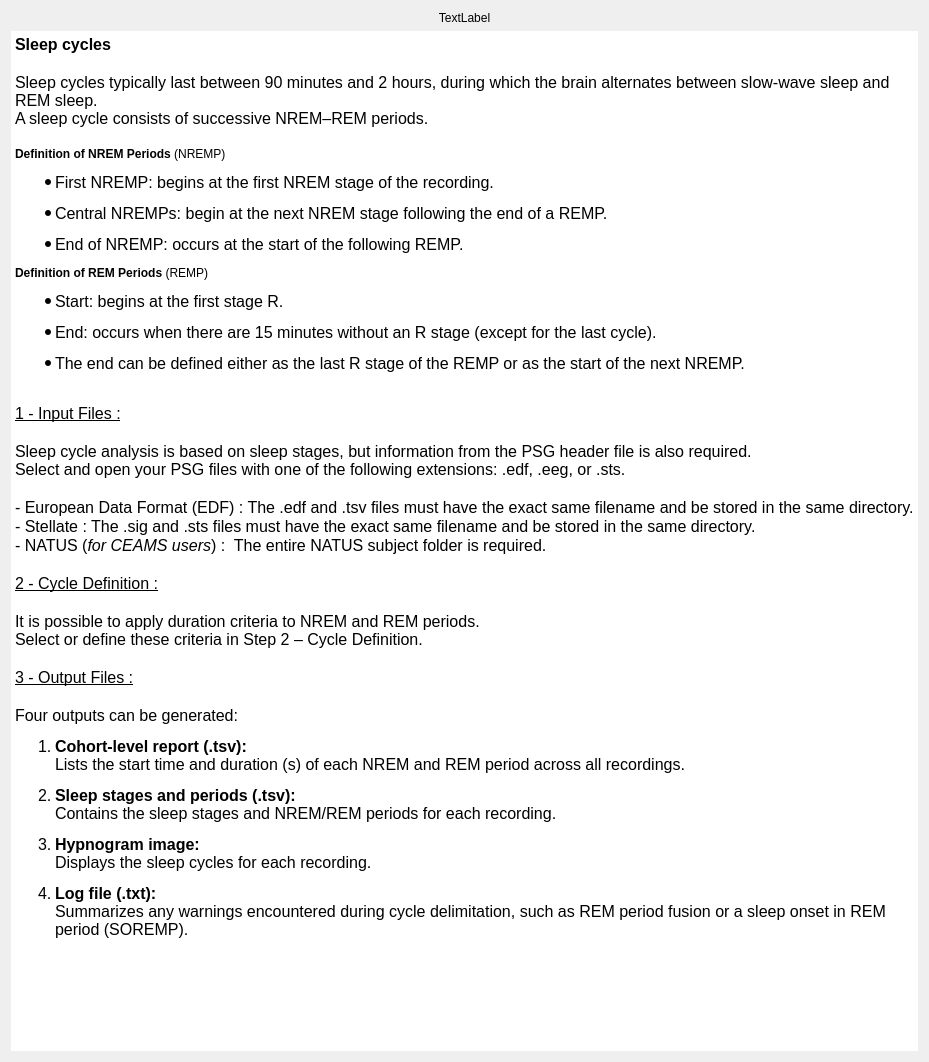
This is tools/CEAMSTools/SleepCycleExport/SleepCycleDoc/Ui_SleepCycleDoc.ui in SnoozToolbox/snooz-package-ceams as Qt 5 draws it before an edit. The edited form follows.
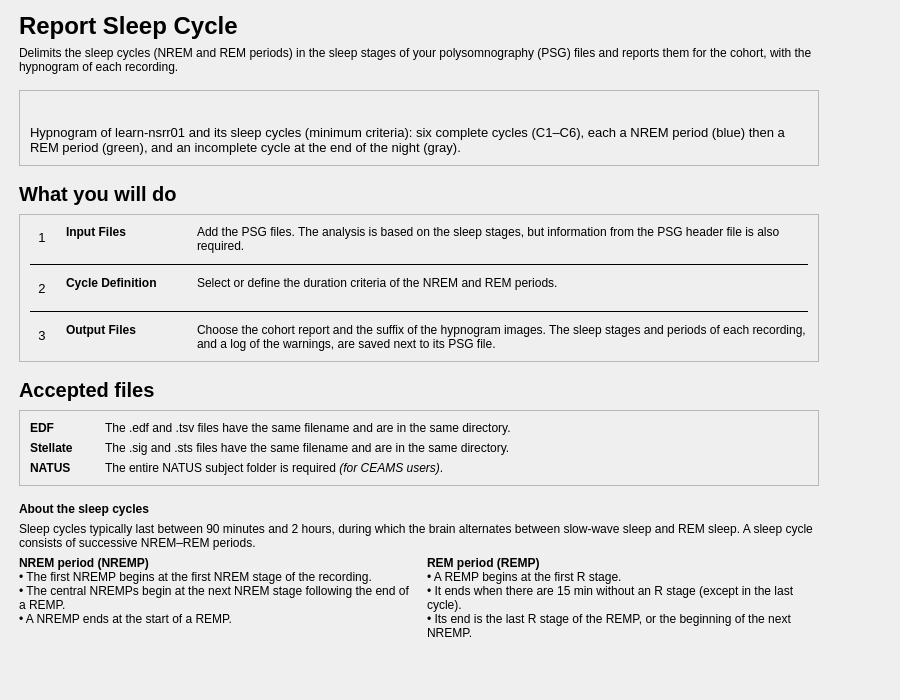
This is the edited form.

Commit message: Report Sleep Cycle: redesigned pages (tool 2.7.2)

```diff
--- a/tools/CEAMSTools/SleepCycleExport/SleepCycleDoc/Ui_SleepCycleDoc.ui
+++ b/tools/CEAMSTools/SleepCycleExport/SleepCycleDoc/Ui_SleepCycleDoc.ui
@@ -6,123 +6,662 @@
    <rect>
     <x>0</x>
     <y>0</y>
-    <width>929</width>
-    <height>1062</height>
+    <width>900</width>
+    <height>700</height>
    </rect>
   </property>
-  <property name="maximumSize">
-   <size>
-    <width>16777215</width>
-    <height>16777215</height>
-   </size>
-  </property>
   <property name="windowTitle">
    <string/>
   </property>
-  <layout class="QVBoxLayout" name="verticalLayout_3">
+  <layout class="QVBoxLayout" name="verticalLayout">
+   <property name="leftMargin">
+    <number>19</number>
+   </property>
+   <property name="topMargin">
+    <number>12</number>
+   </property>
+   <property name="rightMargin">
+    <number>19</number>
+   </property>
+   <property name="bottomMargin">
+    <number>12</number>
+   </property>
    <item>
-    <layout class="QVBoxLayout" name="verticalLayout_2">
+    <layout class="QHBoxLayout" name="content_row" stretch="1,0">
+     <property name="leftMargin">
+      <number>0</number>
+     </property>
+     <property name="topMargin">
+      <number>0</number>
+     </property>
+     <property name="rightMargin">
+      <number>0</number>
+     </property>
+     <property name="bottomMargin">
+      <number>0</number>
+     </property>
      <item>
-      <layout class="QVBoxLayout" name="verticalLayout">
-       <item>
-        <widget class="QLabel" name="hypnogram_pic">
-         <property name="sizePolicy">
-          <sizepolicy hsizetype="Preferred" vsizetype="Fixed">
-           <horstretch>0</horstretch>
-           <verstretch>0</verstretch>
-          </sizepolicy>
-         </property>
-         <property name="text">
-          <string>TextLabel</string>
-         </property>
-         <property name="scaledContents">
-          <bool>false</bool>
-         </property>
-         <property name="alignment">
-          <set>Qt::AlignmentFlag::AlignCenter</set>
-         </property>
-        </widget>
-       </item>
-       <item>
-        <widget class="QTextEdit" name="textLabel">
-         <property name="sizePolicy">
-          <sizepolicy hsizetype="Preferred" vsizetype="Preferred">
-           <horstretch>0</horstretch>
-           <verstretch>0</verstretch>
-          </sizepolicy>
-         </property>
-         <property name="frameShape">
-          <enum>QFrame::Shape::NoFrame</enum>
-         </property>
-         <property name="frameShadow">
-          <enum>QFrame::Shadow::Plain</enum>
-         </property>
-         <property name="lineWidth">
-          <number>0</number>
-         </property>
-         <property name="verticalScrollBarPolicy">
-          <enum>Qt::ScrollBarPolicy::ScrollBarAlwaysOff</enum>
-         </property>
-         <property name="horizontalScrollBarPolicy">
-          <enum>Qt::ScrollBarPolicy::ScrollBarAlwaysOff</enum>
-         </property>
-         <property name="sizeAdjustPolicy">
-          <enum>QAbstractScrollArea::SizeAdjustPolicy::AdjustIgnored</enum>
-         </property>
-         <property name="readOnly">
-          <bool>true</bool>
-         </property>
-         <property name="html">
-          <string>&lt;!DOCTYPE HTML PUBLIC &quot;-//W3C//DTD HTML 4.0//EN&quot; &quot;http://www.w3.org/TR/REC-html40/strict.dtd&quot;&gt;
-&lt;html&gt;&lt;head&gt;&lt;meta name=&quot;qrichtext&quot; content=&quot;1&quot; /&gt;&lt;meta charset=&quot;utf-8&quot; /&gt;&lt;style type=&quot;text/css&quot;&gt;
-p, li { white-space: pre-wrap; }
-hr { height: 1px; border-width: 0; }
-li.unchecked::marker { content: &quot;\2610&quot;; }
-li.checked::marker { content: &quot;\2612&quot;; }
-&lt;/style&gt;&lt;/head&gt;&lt;body style=&quot; font-size:12pt; font-weight:400; font-style:normal;&quot;&gt;
-&lt;p style=&quot; margin-top:0px; margin-bottom:0px; margin-left:0px; margin-right:0px; -qt-block-indent:0; text-indent:0px;&quot;&gt;&lt;span style=&quot; font-weight:600;&quot;&gt;Sleep cycles&lt;/span&gt;&lt;/p&gt;
-&lt;p style=&quot;-qt-paragraph-type:empty; margin-top:0px; margin-bottom:0px; margin-left:0px; margin-right:0px; -qt-block-indent:0; text-indent:0px; font-weight:600;&quot;&gt;&lt;br /&gt;&lt;/p&gt;
-&lt;p style=&quot; margin-top:0px; margin-bottom:0px; margin-left:0px; margin-right:0px; -qt-block-indent:0; text-indent:0px;&quot;&gt;Sleep cycles typically last between 90 minutes and 2 hours, during which the brain alternates between slow-wave sleep and REM sleep.&lt;br /&gt;A sleep cycle consists of successive NREM–REM periods. &lt;/p&gt;
-&lt;p style=&quot;-qt-paragraph-type:empty; margin-top:0px; margin-bottom:0px; margin-left:0px; margin-right:0px; -qt-block-indent:0; text-indent:0px;&quot;&gt;&lt;br /&gt;&lt;/p&gt;
-&lt;p style=&quot; margin-top:0px; margin-bottom:0px; margin-left:0px; margin-right:0px; -qt-block-indent:0; text-indent:0px;&quot;&gt;&lt;span style=&quot; font-size:medium; font-weight:700;&quot;&gt;Definition of NREM Periods&lt;/span&gt;&lt;span style=&quot; font-size:medium;&quot;&gt; (NREMP)&lt;/span&gt;&lt;/p&gt;
-&lt;ul style=&quot;margin-top: 0px; margin-bottom: 0px; margin-left: 0px; margin-right: 0px; -qt-list-indent: 1;&quot;&gt;
-&lt;li style=&quot; margin-top:12px; margin-bottom:12px; margin-left:0px; margin-right:0px; -qt-block-indent:0; text-indent:0px;&quot;&gt;First NREMP: begins at the first NREM stage of the recording.&lt;/li&gt;
-&lt;li style=&quot; margin-top:12px; margin-bottom:12px; margin-left:0px; margin-right:0px; -qt-block-indent:0; text-indent:0px;&quot;&gt;Central NREMPs: begin at the next NREM stage following the end of a REMP.&lt;/li&gt;
-&lt;li style=&quot; margin-top:12px; margin-bottom:12px; margin-left:0px; margin-right:0px; -qt-block-indent:0; text-indent:0px;&quot;&gt;End of NREMP: occurs at the start of the following REMP.&lt;/li&gt;&lt;/ul&gt;
-&lt;p style=&quot; margin-top:0px; margin-bottom:0px; margin-left:0px; margin-right:0px; -qt-block-indent:0; text-indent:0px;&quot;&gt;&lt;span style=&quot; font-size:medium; font-weight:700;&quot;&gt;Definition of REM Periods&lt;/span&gt;&lt;span style=&quot; font-size:medium;&quot;&gt; (REMP)&lt;/span&gt;&lt;/p&gt;
-&lt;ul style=&quot;margin-top: 0px; margin-bottom: 0px; margin-left: 0px; margin-right: 0px; -qt-list-indent: 1;&quot;&gt;
-&lt;li style=&quot; margin-top:12px; margin-bottom:12px; margin-left:0px; margin-right:0px; -qt-block-indent:0; text-indent:0px;&quot;&gt;Start: begins at the first stage R.&lt;/li&gt;
-&lt;li style=&quot; margin-top:12px; margin-bottom:12px; margin-left:0px; margin-right:0px; -qt-block-indent:0; text-indent:0px;&quot;&gt;End: occurs when there are 15 minutes without an R stage (except for the last cycle).&lt;/li&gt;
-&lt;li style=&quot; margin-top:12px; margin-bottom:12px; margin-left:0px; margin-right:0px; -qt-block-indent:0; text-indent:0px;&quot;&gt;The end can be defined either as the last R stage of the REMP or as the start of the next NREMP.&lt;/li&gt;&lt;/ul&gt;
-&lt;p style=&quot;-qt-paragraph-type:empty; margin-top:0px; margin-bottom:0px; margin-left:0px; margin-right:0px; -qt-block-indent:0; text-indent:0px;&quot;&gt;&lt;br /&gt;&lt;/p&gt;
-&lt;p style=&quot; margin-top:0px; margin-bottom:0px; margin-left:0px; margin-right:0px; -qt-block-indent:0; text-indent:0px;&quot;&gt;&lt;span style=&quot; text-decoration: underline;&quot;&gt;1 - Input Files :&lt;/span&gt;&lt;/p&gt;
-&lt;p style=&quot;-qt-paragraph-type:empty; margin-top:0px; margin-bottom:0px; margin-left:0px; margin-right:0px; -qt-block-indent:0; text-indent:0px;&quot;&gt;&lt;br /&gt;&lt;/p&gt;
-&lt;p style=&quot; margin-top:0px; margin-bottom:0px; margin-left:0px; margin-right:0px; -qt-block-indent:0; text-indent:0px;&quot;&gt;Sleep cycle analysis is based on sleep stages, but information from the PSG header file is also required.&lt;br /&gt;Select and open your PSG files with one of the following extensions: .edf, .eeg, or .sts.&lt;/p&gt;
-&lt;p style=&quot;-qt-paragraph-type:empty; margin-top:0px; margin-bottom:0px; margin-left:0px; margin-right:0px; -qt-block-indent:0; text-indent:0px;&quot;&gt;&lt;br /&gt;&lt;/p&gt;
-&lt;p style=&quot; margin-top:0px; margin-bottom:0px; margin-left:0px; margin-right:0px; -qt-block-indent:0; text-indent:0px;&quot;&gt;&lt;span style=&quot;&quot;&gt;- European Data Format (EDF) : The .edf and .tsv files must have the exact same filename and be stored in the same directory.&lt;/span&gt;&lt;/p&gt;
-&lt;p style=&quot; margin-top:0px; margin-bottom:0px; margin-left:0px; margin-right:0px; -qt-block-indent:0; text-indent:0px;&quot;&gt;&lt;span style=&quot;&quot;&gt;- Stellate : The .sig and .sts files must have the exact same filename and be stored in the same directory.&lt;/span&gt;&lt;/p&gt;
-&lt;p style=&quot; margin-top:0px; margin-bottom:0px; margin-left:0px; margin-right:0px; -qt-block-indent:0; text-indent:0px;&quot;&gt;&lt;span style=&quot;&quot;&gt;- NATUS (&lt;/span&gt;&lt;span style=&quot; font-style:italic;&quot;&gt;for CEAMS users&lt;/span&gt;&lt;span style=&quot;&quot;&gt;) : &lt;/span&gt;&lt;span style=&quot;&quot;&gt; The entire NATUS subject folder is required.&lt;/span&gt;&lt;/p&gt;
-&lt;p style=&quot;-qt-paragraph-type:empty; margin-top:0px; margin-bottom:0px; margin-left:0px; margin-right:0px; -qt-block-indent:0; text-indent:0px;&quot;&gt;&lt;br /&gt;&lt;/p&gt;
-&lt;p style=&quot; margin-top:0px; margin-bottom:0px; margin-left:0px; margin-right:0px; -qt-block-indent:0; text-indent:0px;&quot;&gt;&lt;span style=&quot; text-decoration: underline;&quot;&gt;2 - Cycle Definition :&lt;/span&gt;&lt;/p&gt;
-&lt;p style=&quot;-qt-paragraph-type:empty; margin-top:0px; margin-bottom:0px; margin-left:0px; margin-right:0px; -qt-block-indent:0; text-indent:0px;&quot;&gt;&lt;br /&gt;&lt;/p&gt;
-&lt;p style=&quot; margin-top:0px; margin-bottom:0px; margin-left:0px; margin-right:0px; -qt-block-indent:0; text-indent:0px;&quot;&gt;It is possible to apply duration criteria to NREM and REM periods.&lt;br /&gt;Select or define these criteria in Step 2 – Cycle Definition.&lt;/p&gt;
-&lt;p style=&quot;-qt-paragraph-type:empty; margin-top:0px; margin-bottom:0px; margin-left:0px; margin-right:0px; -qt-block-indent:0; text-indent:0px;&quot;&gt;&lt;br /&gt;&lt;/p&gt;
-&lt;p style=&quot; margin-top:0px; margin-bottom:0px; margin-left:0px; margin-right:0px; -qt-block-indent:0; text-indent:0px;&quot;&gt;&lt;span style=&quot; text-decoration: underline;&quot;&gt;3 - Output Files :&lt;/span&gt;&lt;/p&gt;
-&lt;p style=&quot;-qt-paragraph-type:empty; margin-top:0px; margin-bottom:0px; margin-left:0px; margin-right:0px; -qt-block-indent:0; text-indent:0px;&quot;&gt;&lt;br /&gt;&lt;/p&gt;
-&lt;p style=&quot; margin-top:0px; margin-bottom:0px; margin-left:0px; margin-right:0px; -qt-block-indent:0; text-indent:0px;&quot;&gt;Four outputs can be generated:&lt;/p&gt;
-&lt;ol style=&quot;margin-top: 0px; margin-bottom: 0px; margin-left: 0px; margin-right: 0px; -qt-list-indent: 1;&quot;&gt;
-&lt;li style=&quot; margin-top:12px; margin-bottom:12px; margin-left:0px; margin-right:0px; -qt-block-indent:0; text-indent:0px;&quot;&gt;&lt;span style=&quot; font-weight:700;&quot;&gt;Cohort-level report (.tsv):&lt;/span&gt;&lt;br /&gt;Lists the start time and duration (s) of each NREM and REM period across all recordings.&lt;/li&gt;
-&lt;li style=&quot; margin-top:12px; margin-bottom:12px; margin-left:0px; margin-right:0px; -qt-block-indent:0; text-indent:0px;&quot;&gt;&lt;span style=&quot; font-weight:700;&quot;&gt;Sleep stages and periods (.tsv):&lt;/span&gt;&lt;br /&gt;Contains the sleep stages and NREM/REM periods for each recording.&lt;/li&gt;
-&lt;li style=&quot; margin-top:12px; margin-bottom:12px; margin-left:0px; margin-right:0px; -qt-block-indent:0; text-indent:0px;&quot;&gt;&lt;span style=&quot; font-weight:700;&quot;&gt;Hypnogram image:&lt;/span&gt;&lt;br /&gt;Displays the sleep cycles for each recording.&lt;/li&gt;
-&lt;li style=&quot; margin-top:12px; margin-bottom:12px; margin-left:0px; margin-right:0px; -qt-block-indent:0; text-indent:0px;&quot;&gt;&lt;span style=&quot; font-weight:700;&quot;&gt;Log file (.txt):&lt;/span&gt;&lt;br /&gt;Summarizes any warnings encountered during cycle delimitation, such as REM period fusion or a sleep onset in REM period (SOREMP).&lt;/li&gt;&lt;/ol&gt;
-&lt;p style=&quot;-qt-paragraph-type:empty; margin-top:0px; margin-bottom:0px; margin-left:0px; margin-right:0px; -qt-block-indent:0; text-indent:0px;&quot;&gt;&lt;br /&gt;&lt;/p&gt;&lt;/body&gt;&lt;/html&gt;</string>
-         </property>
-        </widget>
-       </item>
-      </layout>
+      <widget class="QWidget" name="content_widget" native="true">
+       <property name="maximumSize">
+        <size>
+         <width>800</width>
+         <height>16777215</height>
+        </size>
+       </property>
+       <layout class="QVBoxLayout" name="content_layout">
+        <property name="spacing">
+         <number>16</number>
+        </property>
+        <property name="leftMargin">
+         <number>0</number>
+        </property>
+        <property name="topMargin">
+         <number>0</number>
+        </property>
+        <property name="rightMargin">
+         <number>0</number>
+        </property>
+        <property name="bottomMargin">
+         <number>0</number>
+        </property>
+        <item>
+         <layout class="QVBoxLayout" name="header_layout">
+          <property name="spacing">
+           <number>6</number>
+          </property>
+          <item>
+           <widget class="QLabel" name="title_label">
+            <property name="font">
+             <font>
+              <pointsize>18</pointsize>
+              <bold>true</bold>
+             </font>
+            </property>
+            <property name="text">
+             <string>Report Sleep Cycle</string>
+            </property>
+           </widget>
+          </item>
+          <item>
+           <widget class="QLabel" name="subtitle_label">
+            <property name="text">
+             <string>Delimits the sleep cycles (NREM and REM periods) in the sleep stages of your polysomnography (PSG) files and reports them for the cohort, with the hypnogram of each recording.</string>
+            </property>
+            <property name="wordWrap">
+             <bool>true</bool>
+            </property>
+            <property name="variant" stdset="0">
+             <string notr="true">help</string>
+            </property>
+           </widget>
+          </item>
+         </layout>
+        </item>
+        <item>
+         <widget class="QFrame" name="picture_card">
+          <property name="frameShape">
+           <enum>QFrame::Shape::StyledPanel</enum>
+          </property>
+          <property name="frameShadow">
+           <enum>QFrame::Shadow::Raised</enum>
+          </property>
+          <layout class="QVBoxLayout" name="picture_card_layout">
+           <property name="spacing">
+            <number>10</number>
+           </property>
+           <property name="leftMargin">
+            <number>10</number>
+           </property>
+           <property name="topMargin">
+            <number>10</number>
+           </property>
+           <property name="rightMargin">
+            <number>10</number>
+           </property>
+           <property name="bottomMargin">
+            <number>10</number>
+           </property>
+           <item>
+            <widget class="QLabel" name="hypnogram_pic">
+             <property name="sizePolicy">
+              <sizepolicy hsizetype="Ignored" vsizetype="Fixed">
+               <horstretch>0</horstretch>
+               <verstretch>0</verstretch>
+              </sizepolicy>
+             </property>
+            </widget>
+           </item>
+           <item>
+            <widget class="QLabel" name="picture_caption_label">
+             <property name="font">
+              <font>
+               <pointsize>10</pointsize>
+              </font>
+             </property>
+             <property name="text">
+              <string>Hypnogram of learn-nsrr01 and its sleep cycles (minimum criteria): six complete cycles (C1–C6), each a NREM period (blue) then a REM period (green), and an incomplete cycle at the end of the night (gray).</string>
+             </property>
+             <property name="wordWrap">
+              <bool>true</bool>
+             </property>
+             <property name="variant" stdset="0">
+              <string notr="true">help</string>
+             </property>
+            </widget>
+           </item>
+          </layout>
+         </widget>
+        </item>
+        <item>
+         <layout class="QVBoxLayout" name="steps_section_layout">
+          <property name="spacing">
+           <number>8</number>
+          </property>
+          <item>
+           <widget class="QLabel" name="steps_title_label">
+            <property name="font">
+             <font>
+              <pointsize>15</pointsize>
+              <bold>true</bold>
+             </font>
+            </property>
+            <property name="text">
+             <string>What you will do</string>
+            </property>
+           </widget>
+          </item>
+          <item>
+           <widget class="QFrame" name="steps_card">
+            <property name="frameShape">
+             <enum>QFrame::Shape::StyledPanel</enum>
+            </property>
+            <property name="frameShadow">
+             <enum>QFrame::Shadow::Raised</enum>
+            </property>
+            <layout class="QVBoxLayout" name="steps_card_layout">
+             <property name="spacing">
+              <number>10</number>
+             </property>
+             <property name="leftMargin">
+              <number>10</number>
+             </property>
+             <property name="topMargin">
+              <number>10</number>
+             </property>
+             <property name="rightMargin">
+              <number>10</number>
+             </property>
+             <property name="bottomMargin">
+              <number>10</number>
+             </property>
+             <item>
+              <layout class="QGridLayout" name="steps_grid" columnstretch="0,0,0,1">
+               <property name="horizontalSpacing">
+                <number>12</number>
+               </property>
+               <property name="verticalSpacing">
+                <number>10</number>
+               </property>
+               <item row="0" column="0" alignment="Qt::AlignmentFlag::AlignTop">
+                <widget class="QLabel" name="step_1_number_label">
+                 <property name="font">
+                  <font>
+                   <pointsize>10</pointsize>
+                  </font>
+                 </property>
+                 <property name="text">
+                  <string>1</string>
+                 </property>
+                 <property name="variant" stdset="0">
+                  <string notr="true">step_number</string>
+                 </property>
+                 <property name="minimumSize">
+                  <size>
+                   <width>24</width>
+                   <height>24</height>
+                  </size>
+                 </property>
+                 <property name="maximumSize">
+                  <size>
+                   <width>24</width>
+                   <height>24</height>
+                  </size>
+                 </property>
+                 <property name="alignment">
+                  <set>Qt::AlignmentFlag::AlignCenter</set>
+                 </property>
+                </widget>
+               </item>
+               <item row="0" column="1">
+                <widget class="QLabel" name="step_1_name_label">
+                 <property name="font">
+                  <font>
+                   <bold>true</bold>
+                  </font>
+                 </property>
+                 <property name="text">
+                  <string>Input Files</string>
+                 </property>
+                 <property name="alignment">
+                  <set>Qt::AlignmentFlag::AlignLeading|Qt::AlignmentFlag::AlignLeft|Qt::AlignmentFlag::AlignTop</set>
+                 </property>
+                </widget>
+               </item>
+               <item row="0" column="2">
+                <spacer name="steps_gap">
+                 <property name="orientation">
+                  <enum>Qt::Orientation::Horizontal</enum>
+                 </property>
+                 <property name="sizeType">
+                  <enum>QSizePolicy::Policy::Fixed</enum>
+                 </property>
+                 <property name="sizeHint" stdset="0">
+                  <size>
+                   <width>16</width>
+                   <height>20</height>
+                  </size>
+                 </property>
+                </spacer>
+               </item>
+               <item row="0" column="3">
+                <widget class="QLabel" name="step_1_label">
+                 <property name="text">
+                  <string>Add the PSG files. The analysis is based on the sleep stages, but information from the PSG header file is also required.</string>
+                 </property>
+                 <property name="wordWrap">
+                  <bool>true</bool>
+                 </property>
+                 <property name="variant" stdset="0">
+                  <string notr="true">help</string>
+                 </property>
+                 <property name="alignment">
+                  <set>Qt::AlignmentFlag::AlignLeading|Qt::AlignmentFlag::AlignLeft|Qt::AlignmentFlag::AlignTop</set>
+                 </property>
+                </widget>
+               </item>
+               <item row="1" column="0" rowspan="1" colspan="4">
+                <widget class="QFrame" name="step_line_2">
+                 <property name="frameShape">
+                  <enum>QFrame::Shape::HLine</enum>
+                 </property>
+                 <property name="frameShadow">
+                  <enum>QFrame::Shadow::Plain</enum>
+                 </property>
+                </widget>
+               </item>
+               <item row="2" column="0" alignment="Qt::AlignmentFlag::AlignTop">
+                <widget class="QLabel" name="step_2_number_label">
+                 <property name="font">
+                  <font>
+                   <pointsize>10</pointsize>
+                  </font>
+                 </property>
+                 <property name="text">
+                  <string>2</string>
+                 </property>
+                 <property name="variant" stdset="0">
+                  <string notr="true">step_number</string>
+                 </property>
+                 <property name="minimumSize">
+                  <size>
+                   <width>24</width>
+                   <height>24</height>
+                  </size>
+                 </property>
+                 <property name="maximumSize">
+                  <size>
+                   <width>24</width>
+                   <height>24</height>
+                  </size>
+                 </property>
+                 <property name="alignment">
+                  <set>Qt::AlignmentFlag::AlignCenter</set>
+                 </property>
+                </widget>
+               </item>
+               <item row="2" column="1">
+                <widget class="QLabel" name="step_2_name_label">
+                 <property name="font">
+                  <font>
+                   <bold>true</bold>
+                  </font>
+                 </property>
+                 <property name="text">
+                  <string>Cycle Definition</string>
+                 </property>
+                 <property name="alignment">
+                  <set>Qt::AlignmentFlag::AlignLeading|Qt::AlignmentFlag::AlignLeft|Qt::AlignmentFlag::AlignTop</set>
+                 </property>
+                </widget>
+               </item>
+               <item row="2" column="3">
+                <widget class="QLabel" name="step_2_label">
+                 <property name="text">
+                  <string>Select or define the duration criteria of the NREM and REM periods.</string>
+                 </property>
+                 <property name="wordWrap">
+                  <bool>true</bool>
+                 </property>
+                 <property name="variant" stdset="0">
+                  <string notr="true">help</string>
+                 </property>
+                 <property name="alignment">
+                  <set>Qt::AlignmentFlag::AlignLeading|Qt::AlignmentFlag::AlignLeft|Qt::AlignmentFlag::AlignTop</set>
+                 </property>
+                </widget>
+               </item>
+               <item row="3" column="0" rowspan="1" colspan="4">
+                <widget class="QFrame" name="step_line_3">
+                 <property name="frameShape">
+                  <enum>QFrame::Shape::HLine</enum>
+                 </property>
+                 <property name="frameShadow">
+                  <enum>QFrame::Shadow::Plain</enum>
+                 </property>
+                </widget>
+               </item>
+               <item row="4" column="0" alignment="Qt::AlignmentFlag::AlignTop">
+                <widget class="QLabel" name="step_3_number_label">
+                 <property name="font">
+                  <font>
+                   <pointsize>10</pointsize>
+                  </font>
+                 </property>
+                 <property name="text">
+                  <string>3</string>
+                 </property>
+                 <property name="variant" stdset="0">
+                  <string notr="true">step_number</string>
+                 </property>
+                 <property name="minimumSize">
+                  <size>
+                   <width>24</width>
+                   <height>24</height>
+                  </size>
+                 </property>
+                 <property name="maximumSize">
+                  <size>
+                   <width>24</width>
+                   <height>24</height>
+                  </size>
+                 </property>
+                 <property name="alignment">
+                  <set>Qt::AlignmentFlag::AlignCenter</set>
+                 </property>
+                </widget>
+               </item>
+               <item row="4" column="1">
+                <widget class="QLabel" name="step_3_name_label">
+                 <property name="font">
+                  <font>
+                   <bold>true</bold>
+                  </font>
+                 </property>
+                 <property name="text">
+                  <string>Output Files</string>
+                 </property>
+                 <property name="alignment">
+                  <set>Qt::AlignmentFlag::AlignLeading|Qt::AlignmentFlag::AlignLeft|Qt::AlignmentFlag::AlignTop</set>
+                 </property>
+                </widget>
+               </item>
+               <item row="4" column="3">
+                <widget class="QLabel" name="step_3_label">
+                 <property name="text">
+                  <string>Choose the cohort report and the suffix of the hypnogram images. The sleep stages and periods of each recording, and a log of the warnings, are saved next to its PSG file.</string>
+                 </property>
+                 <property name="wordWrap">
+                  <bool>true</bool>
+                 </property>
+                 <property name="variant" stdset="0">
+                  <string notr="true">help</string>
+                 </property>
+                 <property name="alignment">
+                  <set>Qt::AlignmentFlag::AlignLeading|Qt::AlignmentFlag::AlignLeft|Qt::AlignmentFlag::AlignTop</set>
+                 </property>
+                </widget>
+               </item>
+              </layout>
+             </item>
+            </layout>
+           </widget>
+          </item>
+         </layout>
+        </item>
+        <item>
+         <layout class="QVBoxLayout" name="files_section_layout">
+          <property name="spacing">
+           <number>8</number>
+          </property>
+          <item>
+           <widget class="QLabel" name="files_title_label">
+            <property name="font">
+             <font>
+              <pointsize>15</pointsize>
+              <bold>true</bold>
+             </font>
+            </property>
+            <property name="text">
+             <string>Accepted files</string>
+            </property>
+           </widget>
+          </item>
+          <item>
+           <widget class="QFrame" name="files_card">
+            <property name="frameShape">
+             <enum>QFrame::Shape::StyledPanel</enum>
+            </property>
+            <property name="frameShadow">
+             <enum>QFrame::Shadow::Raised</enum>
+            </property>
+            <layout class="QVBoxLayout" name="files_card_layout">
+             <property name="spacing">
+              <number>10</number>
+             </property>
+             <property name="leftMargin">
+              <number>10</number>
+             </property>
+             <property name="topMargin">
+              <number>10</number>
+             </property>
+             <property name="rightMargin">
+              <number>10</number>
+             </property>
+             <property name="bottomMargin">
+              <number>10</number>
+             </property>
+             <item>
+              <layout class="QGridLayout" name="files_grid" columnstretch="0,1">
+               <property name="horizontalSpacing">
+                <number>32</number>
+               </property>
+               <property name="verticalSpacing">
+                <number>6</number>
+               </property>
+               <item row="0" column="0">
+                <widget class="QLabel" name="file_1_name_label">
+                 <property name="font">
+                  <font>
+                   <bold>true</bold>
+                  </font>
+                 </property>
+                 <property name="text">
+                  <string>EDF</string>
+                 </property>
+                </widget>
+               </item>
+               <item row="0" column="1">
+                <widget class="QLabel" name="file_1_label">
+                 <property name="text">
+                  <string>The .edf and .tsv files have the same filename and are in the same directory.</string>
+                 </property>
+                 <property name="wordWrap">
+                  <bool>true</bool>
+                 </property>
+                </widget>
+               </item>
+               <item row="1" column="0">
+                <widget class="QLabel" name="file_2_name_label">
+                 <property name="font">
+                  <font>
+                   <bold>true</bold>
+                  </font>
+                 </property>
+                 <property name="text">
+                  <string>Stellate</string>
+                 </property>
+                </widget>
+               </item>
+               <item row="1" column="1">
+                <widget class="QLabel" name="file_2_label">
+                 <property name="text">
+                  <string>The .sig and .sts files have the same filename and are in the same directory.</string>
+                 </property>
+                 <property name="wordWrap">
+                  <bool>true</bool>
+                 </property>
+                </widget>
+               </item>
+               <item row="2" column="0">
+                <widget class="QLabel" name="file_3_name_label">
+                 <property name="font">
+                  <font>
+                   <bold>true</bold>
+                  </font>
+                 </property>
+                 <property name="text">
+                  <string>NATUS</string>
+                 </property>
+                </widget>
+               </item>
+               <item row="2" column="1">
+                <widget class="QLabel" name="file_3_label">
+                 <property name="text">
+                  <string>The entire NATUS subject folder is required &lt;i&gt;(for CEAMS users)&lt;/i&gt;.</string>
+                 </property>
+                 <property name="textFormat">
+                  <enum>Qt::TextFormat::RichText</enum>
+                 </property>
+                 <property name="wordWrap">
+                  <bool>true</bool>
+                 </property>
+                </widget>
+               </item>
+              </layout>
+             </item>
+            </layout>
+           </widget>
+          </item>
+         </layout>
+        </item>
+        <item>
+         <layout class="QVBoxLayout" name="about_cycles_layout">
+          <property name="spacing">
+           <number>6</number>
+          </property>
+          <item>
+           <widget class="QLabel" name="about_cycles_title_label">
+            <property name="font">
+             <font>
+              <bold>true</bold>
+             </font>
+            </property>
+            <property name="text">
+             <string>About the sleep cycles</string>
+            </property>
+           </widget>
+          </item>
+          <item>
+           <widget class="QLabel" name="about_cycles_label">
+            <property name="text">
+             <string>Sleep cycles typically last between 90 minutes and 2 hours, during which the brain alternates between slow-wave sleep and REM sleep. A sleep cycle consists of successive NREM–REM periods.</string>
+            </property>
+            <property name="wordWrap">
+             <bool>true</bool>
+            </property>
+            <property name="variant" stdset="0">
+             <string notr="true">help</string>
+            </property>
+           </widget>
+          </item>
+          <item>
+           <layout class="QHBoxLayout" name="definitions_layout" stretch="1,1">
+            <property name="spacing">
+             <number>16</number>
+            </property>
+            <item>
+             <widget class="QLabel" name="nremp_label">
+              <property name="text">
+               <string>&lt;b&gt;NREM period (NREMP)&lt;/b&gt;&lt;br/&gt;• The first NREMP begins at the first NREM stage of the recording.&lt;br/&gt;• The central NREMPs begin at the next NREM stage following the end of a REMP.&lt;br/&gt;• A NREMP ends at the start of a REMP.</string>
+              </property>
+              <property name="textFormat">
+               <enum>Qt::TextFormat::RichText</enum>
+              </property>
+              <property name="wordWrap">
+               <bool>true</bool>
+              </property>
+              <property name="variant" stdset="0">
+               <string notr="true">help</string>
+              </property>
+              <property name="alignment">
+               <set>Qt::AlignmentFlag::AlignLeading|Qt::AlignmentFlag::AlignLeft|Qt::AlignmentFlag::AlignTop</set>
+              </property>
+             </widget>
+            </item>
+            <item>
+             <widget class="QLabel" name="remp_label">
+              <property name="text">
+               <string>&lt;b&gt;REM period (REMP)&lt;/b&gt;&lt;br/&gt;• A REMP begins at the first R stage.&lt;br/&gt;• It ends when there are 15 min without an R stage (except in the last cycle).&lt;br/&gt;• Its end is the last R stage of the REMP, or the beginning of the next NREMP.</string>
+              </property>
+              <property name="textFormat">
+               <enum>Qt::TextFormat::RichText</enum>
+              </property>
+              <property name="wordWrap">
+               <bool>true</bool>
+              </property>
+              <property name="variant" stdset="0">
+               <string notr="true">help</string>
+              </property>
+              <property name="alignment">
+               <set>Qt::AlignmentFlag::AlignLeading|Qt::AlignmentFlag::AlignLeft|Qt::AlignmentFlag::AlignTop</set>
+              </property>
+             </widget>
+            </item>
+           </layout>
+          </item>
+         </layout>
+        </item>
+       </layout>
+      </widget>
+     </item>
+     <item>
+      <spacer name="content_spacer">
+       <property name="orientation">
+        <enum>Qt::Orientation::Horizontal</enum>
+       </property>
+       <property name="sizeHint" stdset="0">
+        <size>
+         <width>40</width>
+         <height>20</height>
+        </size>
+       </property>
+      </spacer>
      </item>
     </layout>
    </item>
+   <item>
+    <spacer name="verticalSpacer">
+     <property name="orientation">
+      <enum>Qt::Orientation::Vertical</enum>
+     </property>
+     <property name="sizeHint" stdset="0">
+      <size>
+       <width>40</width>
+       <height>20</height>
+      </size>
+     </property>
+    </spacer>
+   </item>
   </layout>
  </widget>
  <resources>
```
Left out of the diff: 6 changed lines with no effect on the pictures. The commit also changes 9 other files.
